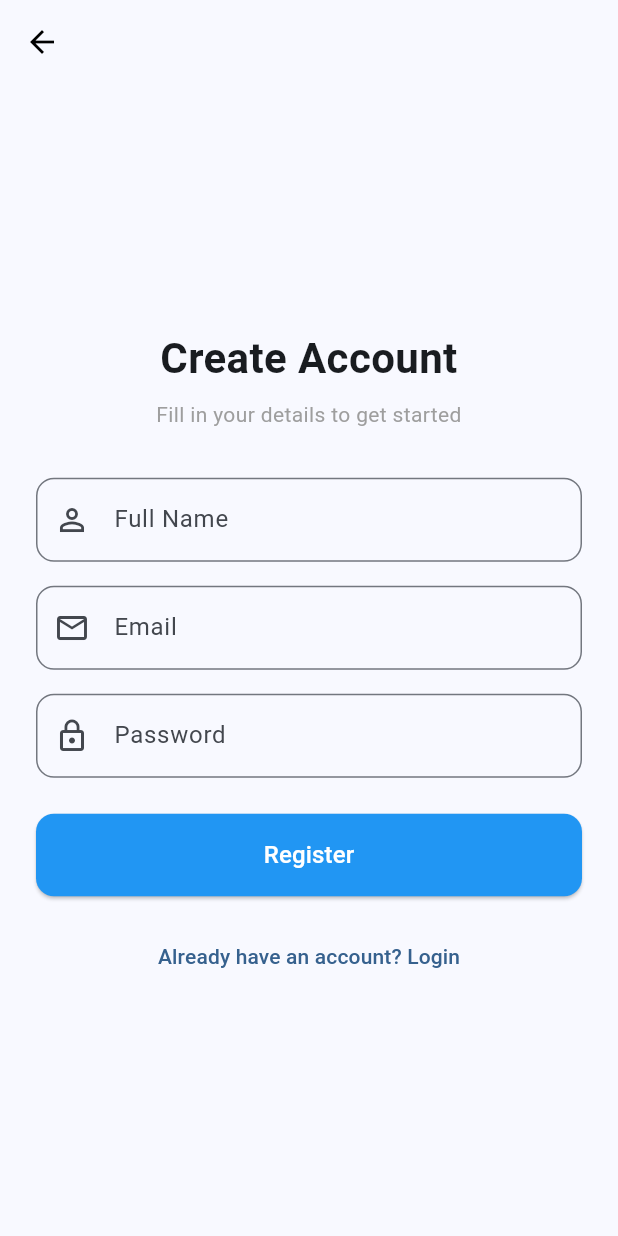
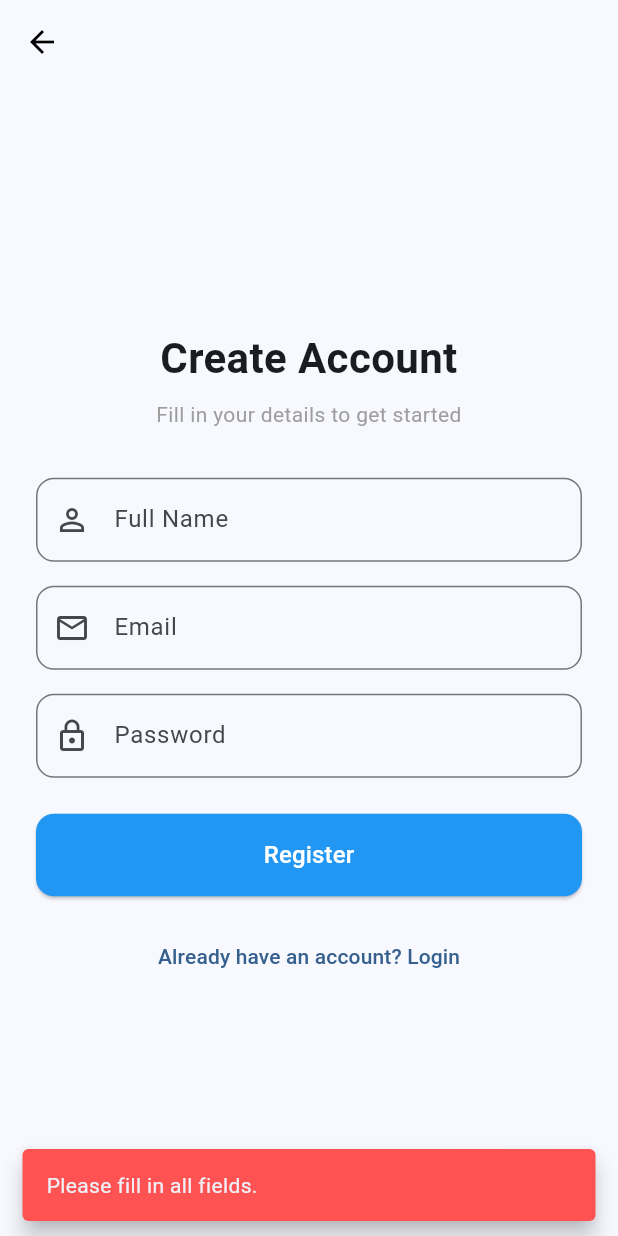
Before and after one commit to Happiejulia/group_two_chatting_app, a Flutter app: the RegisterScreen screen opened directly, after a tap on "Register", on a phone screen of 412 x 824 dp. Run offline on Flutter 3.47's test engine with Material 3 defaults, Android fonts, the phone set to English and light mode, and no system bars; our stand-ins replace cloud_firestore, firebase_auth, firebase_core, shared_preferences; accounts and stored records are empty.

Commit message:
proper handling of registration errors

```diff
--- a/lib/screens/register_screen.dart
+++ b/lib/screens/register_screen.dart
@@ -12,15 +12,31 @@ class _RegisterScreenState extends State<RegisterScreen> {
   final _name = TextEditingController();
   final _email = TextEditingController();
   final _pass = TextEditingController();
+  bool _isLoading = false;
 
   Future<void> _register() async {
+    // 1. Basic Validation
+    if (_name.text.trim().isEmpty ||
+        _email.text.trim().isEmpty ||
+        _pass.text.trim().isEmpty) {
+      _showErrorSnackbar("Please fill in all fields.");
+      return;
+    }
+
+    setState(() => _isLoading = true);
+
+    try {
+      // 2. Create User in Firebase Auth
       UserCredential cred = await FirebaseAuth.instance
           .createUserWithEmailAndPassword(
             email: _email.text.trim(),
             password: _pass.text.trim(),
           );
 
+      // 3. Update Display Name
       await cred.user!.updateDisplayName(_name.text.trim());
+
+      // 4. Save to Firestore
       await FirebaseFirestore.instance
           .collection('users')
           .doc(cred.user!.uid)
@@ -28,8 +44,47 @@ class _RegisterScreenState extends State<RegisterScreen> {
             'uid': cred.user!.uid,
             'name': _name.text.trim(),
             'email': _email.text.trim(),
+            'createdAt': FieldValue.serverTimestamp(),
           });
+
       if (mounted) Navigator.pop(context);
+    } on FirebaseAuthException catch (e) {
+      // 5. Handle Firebase Specific Errors
+      String message = "Registration failed.";
+      if (e.code == 'email-already-in-use') {
+        message = "This email is already registered.";
+      } else if (e.code == 'invalid-email') {
+        message = "The email address is not valid.";
+      } else if (e.code == 'weak-password') {
+        message = "The password is too weak.";
+      } else if (e.code == 'network-request-failed') {
+        message = "Network error. Please check your connection.";
+      }
+      _showErrorSnackbar(message);
+    } catch (e) {
+      // 6. Handle Generic Errors (Firestore, etc.)
+      _showErrorSnackbar("An unexpected error occurred. Please try again.");
+    } finally {
+      if (mounted) setState(() => _isLoading = false);
+    }
+  }
+
+  void _showErrorSnackbar(String message) {
+    ScaffoldMessenger.of(context).showSnackBar(
+      SnackBar(
+        content: Text(message),
+        backgroundColor: Colors.redAccent,
+        behavior: SnackBarBehavior.floating,
+      ),
+    );
+  }
+
+  @override
+  void dispose() {
+    _name.dispose();
+    _email.dispose();
+    _pass.dispose();
+    super.dispose();
   }
 
   @override
@@ -68,6 +123,7 @@ class _RegisterScreenState extends State<RegisterScreen> {
                     borderRadius: BorderRadius.circular(12),
                   ),
                 ),
+                textCapitalization: TextCapitalization.words,
               ),
               const SizedBox(height: 16),
               TextField(
@@ -103,8 +159,17 @@ class _RegisterScreenState extends State<RegisterScreen> {
                   backgroundColor: Colors.blue,
                   foregroundColor: Colors.white,
                 ),
-                onPressed: _register,
-                child: const Text("Register", style: TextStyle(fontSize: 16)),
+                onPressed: _isLoading ? null : _register,
+                child: _isLoading
+                    ? const SizedBox(
+                        height: 20,
+                        width: 20,
+                        child: CircularProgressIndicator(
+                          color: Colors.white,
+                          strokeWidth: 2,
+                        ),
+                      )
+                    : const Text("Register", style: TextStyle(fontSize: 16)),
               ),
               const SizedBox(height: 16),
               TextButton(
```
Lines whose indentation alone changed are shown as unchanged.
